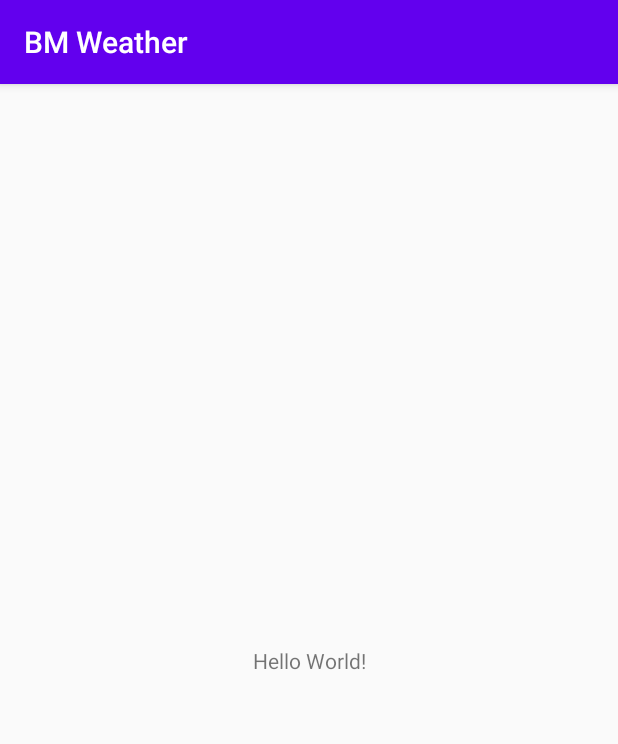
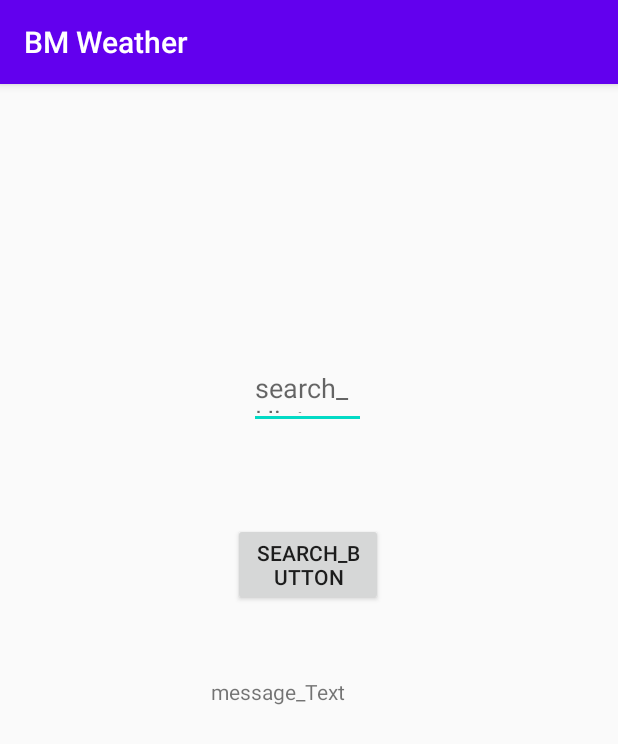
Before and after one commit to ErikGheris/BMW-BM-Weather, an Android app: the screen it shows after launch (MainActivity), on a phone screen of 412 x 824 dp. Shown: the top 744 px of the screen. Run offline under Robolectric (Android 15) with nearby library versions, the phone set to English and light mode, and no system bars.

Commit message:
button,autoCompleteTextView,textView

```diff
--- a/app/src/main/res/layout/activity_main.xml
+++ b/app/src/main/res/layout/activity_main.xml
@@ -2,17 +2,44 @@
 <androidx.constraintlayout.widget.ConstraintLayout xmlns:android="http://schemas.android.com/apk/res/android"
     xmlns:app="http://schemas.android.com/apk/res-auto"
     xmlns:tools="http://schemas.android.com/tools"
+    android:id="@+id/linearLayout"
     android:layout_width="match_parent"
-    android:layout_height="match_parent"
-    tools:context=".MainActivity">
+    android:layout_height="match_parent">
+
+
+    <Button
+        android:id="@+id/search_button"
+        android:layout_width="100dp"
+        android:layout_height="wrap_content"
+        android:text="@string/search"
+        app:layout_constraintBottom_toBottomOf="parent"
+        app:layout_constraintEnd_toEndOf="parent"
+        app:layout_constraintHorizontal_bias="0.498"
+        app:layout_constraintStart_toStartOf="parent"
+        app:layout_constraintTop_toTopOf="parent"
+        app:layout_constraintVertical_bias="0.411" />
+
+    <AutoCompleteTextView
+        android:id="@+id/autoCompleteTextView"
+        android:layout_width="78dp"
+        android:layout_height="44dp"
+        android:hint="@string/searchHint"
+        app:layout_constraintBottom_toBottomOf="parent"
+        app:layout_constraintEnd_toEndOf="parent"
+        app:layout_constraintHorizontal_bias="0.498"
+        app:layout_constraintStart_toStartOf="parent"
+        app:layout_constraintTop_toTopOf="parent"
+        app:layout_constraintVertical_bias="0.257" />
 
     <TextView
-        android:layout_width="wrap_content"
-        android:layout_height="wrap_content"
-        android:text="Hello World!"
+        android:id="@+id/message_Text"
+        android:layout_width="131dp"
+        android:layout_height="51dp"
+        android:text="@string/messageText"
         app:layout_constraintBottom_toBottomOf="parent"
-        app:layout_constraintLeft_toLeftOf="parent"
-        app:layout_constraintRight_toRightOf="parent"
-        app:layout_constraintTop_toTopOf="parent" />
+        app:layout_constraintEnd_toEndOf="parent"
+        app:layout_constraintStart_toStartOf="parent"
+        app:layout_constraintTop_toTopOf="parent"
+        app:layout_constraintVertical_bias="0.552" />
 
 </androidx.constraintlayout.widget.ConstraintLayout>
--- a/app/src/main/res/values/strings.xml
+++ b/app/src/main/res/values/strings.xml
@@ -1,3 +1,6 @@
 <resources>
     <string name="app_name">BM Weather</string>
+    <string name="search">search_Button</string>
+    <string name="searchHint">search_Hint</string>
+    <string name="messageText">message_Text</string>
 </resources>
```
